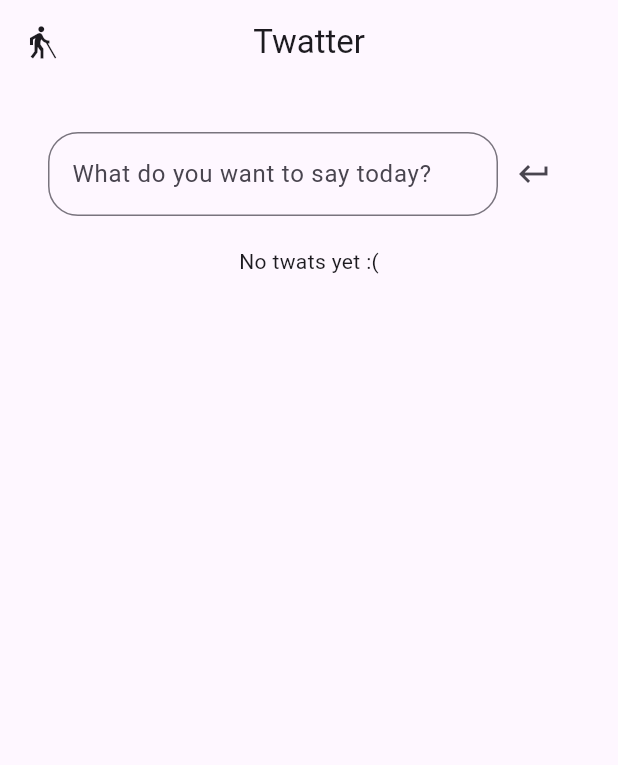
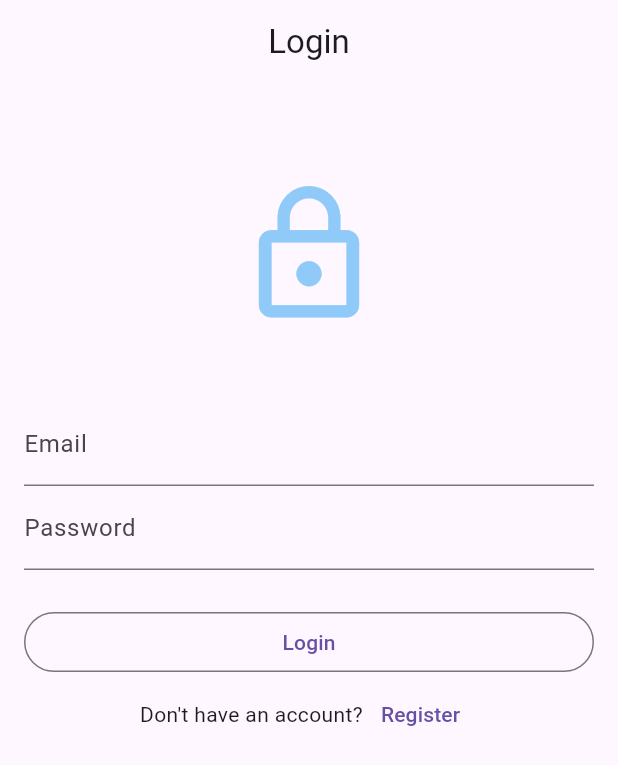
Before and after one commit to Mobilizes/ppb-assignments, a Flutter app: the screen it shows after launch, on a phone screen of 412 x 824 dp. Shown: the top 765 px of the screen. Run offline on Flutter 3.47's test engine with Material 3 defaults, Android fonts, the phone set to English and light mode, and no system bars; our stand-ins replace cloud_firestore, firebase_auth, firebase_core; accounts and stored records are empty; generated files the repository leaves out were written again.

Commit message:
add login and register (just copy pasted tutorial)

```diff
--- a/study2/lib/main.dart
+++ b/study2/lib/main.dart
@@ -2,6 +2,8 @@ import 'package:firebase_core/firebase_core.dart';
 import 'package:flutter/material.dart';
 import 'package:study2/firebase_options.dart';
 import 'package:study2/pages/home_page.dart';
+import 'package:study2/pages/login_page.dart';
+import 'package:study2/pages/register_page.dart';
 
 void main() async {
   WidgetsFlutterBinding.ensureInitialized();
@@ -14,6 +16,14 @@ class MyApp extends StatelessWidget {
 
   @override
   Widget build(BuildContext context) {
-    return MaterialApp(title: 'Twatter', home: HomePage());
+    return MaterialApp(
+      title: 'Twatter',
+      home: LoginPage(),
+      routes: <String, WidgetBuilder>{
+        '/home': (BuildContext builder) => const HomePage(),
+        '/login': (BuildContext builder) => const LoginPage(),
+        '/register': (BuildContext builder) => const RegisterPage(),
+      },
+    );
   }
 }
--- /dev/null
+++ b/study2/lib/pages/login_page.dart
@@ -0,0 +1,100 @@
+import 'package:firebase_auth/firebase_auth.dart';
+import 'package:flutter/material.dart';
+
+class LoginPage extends StatefulWidget {
+  const LoginPage({super.key});
+
+  @override
+  State<LoginPage> createState() => _LoginPageState();
+}
+
+class _LoginPageState extends State<LoginPage> {
+  final _emailController = TextEditingController();
+  final _passwordController = TextEditingController();
+
+  bool _isLoading = false;
+  String _errorCode = "";
+
+  void navigateRegister() {
+    if (!context.mounted) return;
+    Navigator.pushReplacementNamed(context, '/register');
+  }
+
+  void navigateHome() {
+    if (!context.mounted) return;
+    Navigator.pushReplacementNamed(context, '/home');
+  }
+
+  void signIn() async {
+    setState(() {
+      _isLoading = true;
+      _errorCode = "";
+    });
+
+    try {
+      await FirebaseAuth.instance.signInWithEmailAndPassword(
+        email: _emailController.text,
+        password: _passwordController.text,
+      );
+      navigateHome();
+    } on FirebaseAuthException catch (e) {
+      setState(() {
+        _errorCode = e.code;
+      });
+    }
+
+    setState(() {
+      _isLoading = false;
+    });
+  }
+
+  @override
+  Widget build(BuildContext context) {
+    return Scaffold(
+      appBar: AppBar(title: const Text('Login'), centerTitle: true),
+      body: Padding(
+        padding: const EdgeInsets.all(16.0),
+        child: Center(
+          child: ListView(
+            children: [
+              const SizedBox(height: 48),
+              Icon(Icons.lock_outline, size: 100, color: Colors.blue[200]),
+              const SizedBox(height: 48),
+              TextField(
+                controller: _emailController,
+                decoration: const InputDecoration(label: Text('Email')),
+              ),
+              TextField(
+                controller: _passwordController,
+                obscureText: true,
+                decoration: const InputDecoration(label: Text('Password')),
+              ),
+              const SizedBox(height: 24),
+              _errorCode != ""
+                  ? Column(
+                      children: [Text(_errorCode), const SizedBox(height: 24)],
+                    )
+                  : const SizedBox(height: 0),
+              OutlinedButton(
+                onPressed: signIn,
+                child: _isLoading
+                    ? const CircularProgressIndicator()
+                    : const Text('Login'),
+              ),
+              Row(
+                mainAxisAlignment: MainAxisAlignment.center,
+                children: [
+                  const Text('Don\'t have an account?'),
+                  TextButton(
+                    onPressed: navigateRegister,
+                    child: const Text('Register'),
+                  ),
+                ],
+              ),
+            ],
+          ),
+        ),
+      ),
+    );
+  }
+}
--- a/study2/lib/services/firestore_service.dart
+++ b/study2/lib/services/firestore_service.dart
@@ -1,13 +1,34 @@
 import 'package:cloud_firestore/cloud_firestore.dart';
+import 'package:firebase_auth/firebase_auth.dart';
 
 class FirestoreService {
+  final auth = FirebaseAuth.instance;
   final db = FirebaseFirestore.instance;
   late CollectionReference users = db.collection("users");
   late CollectionReference twats = db.collection("twats");
   late CollectionReference votes = db.collection("votes");
 
-  Future<void> addUser(String username, String password) {
-    return users.add({"username": username, "password": password});
+  Future<void> registerUser(
+    String email,
+    String password,
+    String username,
+  ) async {
+    try {
+      UserCredential userCredential = await auth.createUserWithEmailAndPassword(
+        email: email,
+        password: password,
+      );
+
+      String uid = userCredential.user!.uid;
+
+      await db.collection('users').doc(uid).set({
+        "username": username,
+        "email": email,
+        "createdAt": FieldValue.serverTimestamp(),
+      });
+    } catch (e) {
+      rethrow;
+    }
   }
 
   Future<String> fetchUsername(String userId) async {
--- a/study2/pubspec.yaml
+++ b/study2/pubspec.yaml
@@ -41,6 +41,7 @@ dependencies:
   firebase_core: ^4.7.0
   cloud_firestore: ^6.3.0
   intl: ^0.20.2
+  firebase_auth: ^6.4.0
 
 dev_dependencies:
   flutter_test:
```
Also changed, not shown: study2/lib/pages/home_page.dart (+17 -11 lines), study2/lib/pages/register_page.dart (added, +109 -0 lines), study2/pubspec.lock, 5 other files.
